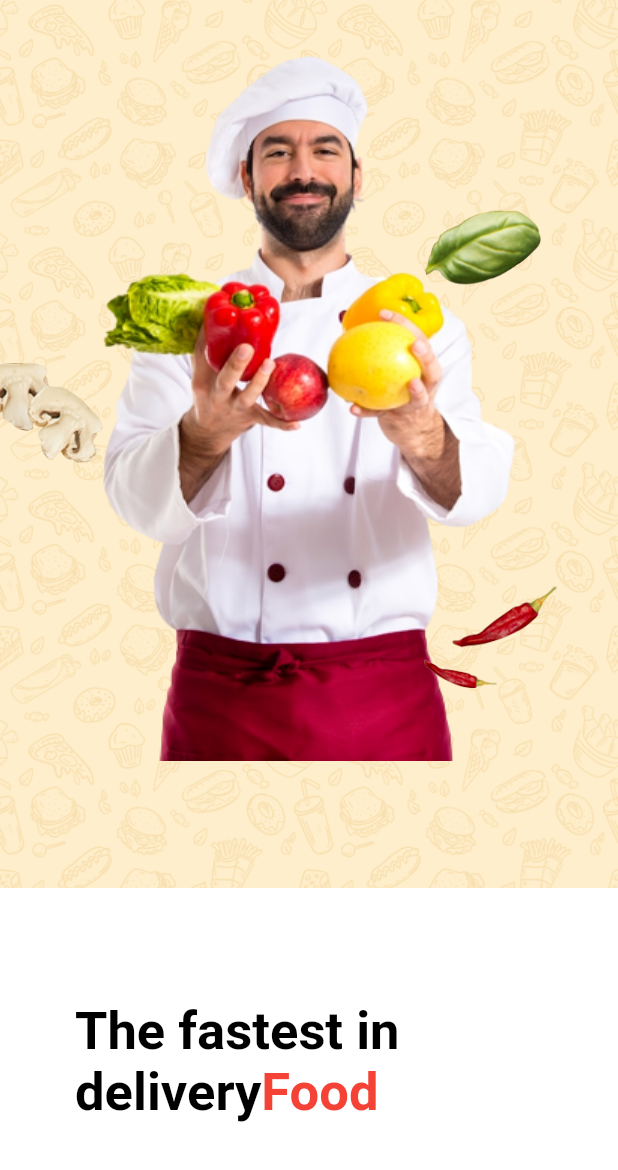
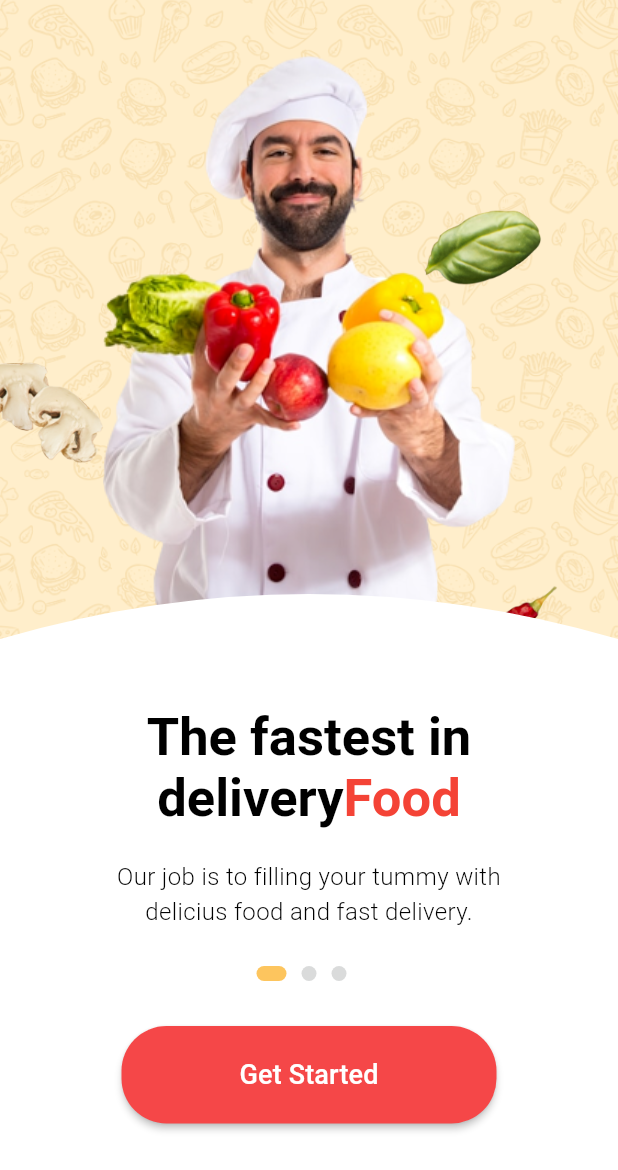
Before and after one commit to clarenceStormrg/app_delivery_comida, a Flutter app: the screen it shows after launch, on a phone screen of 412 x 824 dp. Shown: the top 1170 px of the screen. Run offline on Flutter 3.47's test engine with Material 3 defaults, Android fonts, the light colour scheme and no system bars.

Commit message:
Agregado boton y diseño curvado

```diff
--- a/lib/Food Delivery App/material.dart
+++ b/lib/Food Delivery App/material.dart
@@ -50,12 +50,16 @@ class MyOnBoardPage extends StatelessWidget {
             bottom: 0,
             width: size.width,
             child: ClipPath(
+              clipper: CustomClip(),
               child: Container(
                 color: Colors.white,
                 padding: EdgeInsets.symmetric(horizontal: 50, vertical: 75),
                 child: Column(
+                  crossAxisAlignment: CrossAxisAlignment.center,
+                  mainAxisSize: MainAxisSize.min,
                   children: [
                     RichText(
+                      textAlign: TextAlign.center,
                       text: TextSpan(
                         style: TextStyle(
                           fontSize: 35,
@@ -73,6 +77,48 @@ class MyOnBoardPage extends StatelessWidget {
                         ],
                       ),
                     ),
+                    SizedBox(height: 20),
+                    Text(
+                      "Our job is to filling your tummy with delicius food and fast delivery.",
+                      textAlign: TextAlign.center,
+                      style: TextStyle(
+                        fontSize: 16,
+                        fontWeight: FontWeight.w300,
+                        color: Colors.black,
+                      ),
+                    ),
+                    const SizedBox(height: 25),
+                    Row(
+                      mainAxisSize: MainAxisSize.min,
+                      children: [
+                        ...List.generate(
+                          3,
+                          (index) => Container(
+                            width: index == 0 ? 20 : 10,
+                            height: 10,
+                            margin: EdgeInsets.only(right: 10),
+                            decoration: BoxDecoration(
+                              color: index == 0 ? orange : grey,
+                              borderRadius: BorderRadius.circular(10),
+                            ),
+                          ),
+                        ),
+                      ],
+                    ),
+                    const SizedBox(height: 30),
+                    MaterialButton(
+                      onPressed: () {},
+                      color: red,
+                      height: 65,
+                      minWidth: 250,
+                      shape: RoundedRectangleBorder(
+                        borderRadius: BorderRadius.circular(30),
+                      ),
+                      child: const Text(
+                        "Get Started",
+                        style: TextStyle(fontSize: 18, color: Colors.white),
+                      ),
+                    ),
                   ],
                 ),
               ),
@@ -83,3 +129,20 @@ class MyOnBoardPage extends StatelessWidget {
     );
   }
 }
+
+class CustomClip extends CustomClipper<Path> {
+  @override
+  Path getClip(Size size) {
+    Path path =Path();
+    path.lineTo(0, 30);
+    path.lineTo(0, size.height);
+    path.lineTo(size.width, size.height);
+    path.lineTo(size.width, 30);
+    path.quadraticBezierTo(size.width / 2,-30, 0, 30);
+    path.close();
+    return path;
+  }
+
+  @override
+  bool shouldReclip(CustomClipper<Path> oldClipper) => false;
+}
```
